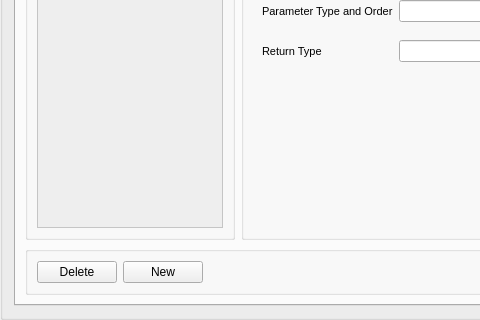
Old version of the form BEAT View/ui_files/BEAT.ui in the repository gjjuarez/BEAT; both pictures show x 0 to 480 and y 212 to 532 of the 790 by 532 pixel window.
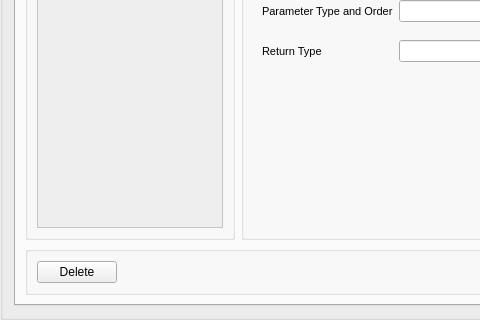
New version of the form. The open tabs and pages were chosen to show the change.

Commit message: Smalll aesthetic changes

The edit to the form file:
```diff
--- a/BEAT View/ui_files/BEAT.ui
+++ b/BEAT View/ui_files/BEAT.ui
@@ -7284,19 +7284,6 @@
             </property>
            </widget>
           </item>
-          <item>
-           <widget class="QPushButton" name="point_of_interest_view_new_button">
-            <property name="maximumSize">
-             <size>
-              <width>16777215</width>
-              <height>16777215</height>
-             </size>
-            </property>
-            <property name="text">
-             <string>New</string>
-            </property>
-           </widget>
-          </item>
           <item>
            <spacer name="horizontalSpacer_3">
             <property name="orientation">
```
Left out of the diff: 38 changed lines with no effect on the pictures. The commit also changes 2 other files.
